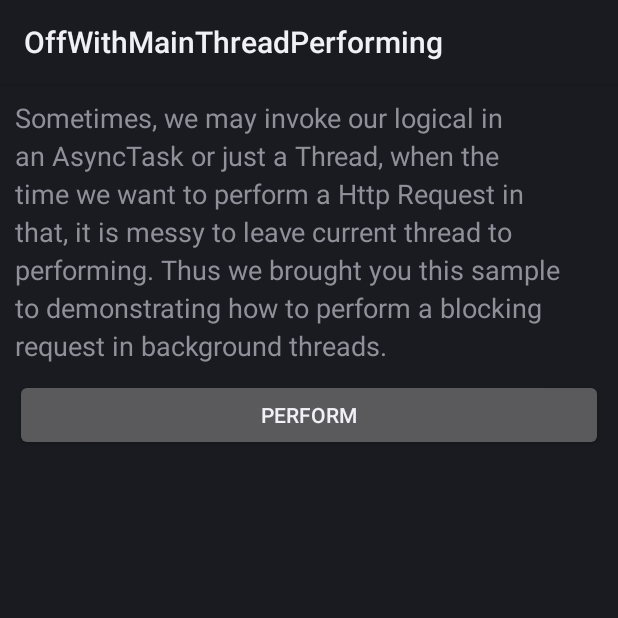
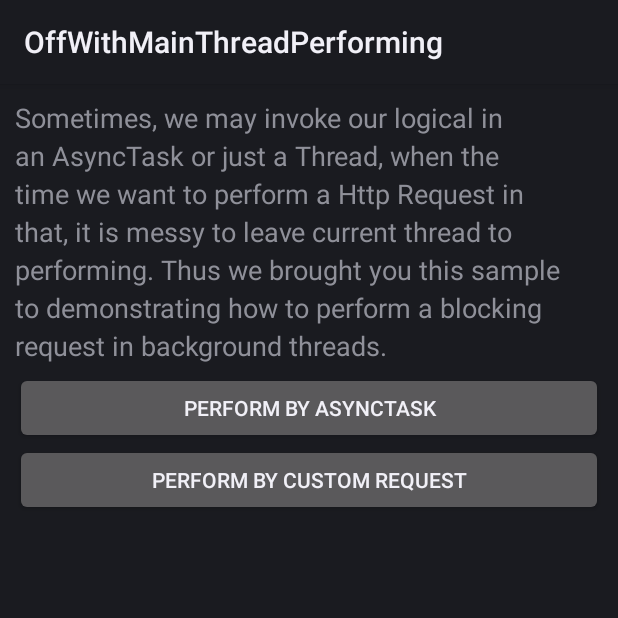
Before and after one commit to vince-styling/Netroid, an Android app: the OffWithMainThreadPerformingActivity screen opened directly, with no data from a screen before it, on a phone screen of 412 x 824 dp, the top half of it. Run offline under Robolectric (Android 15) with nearby library versions, the light colour scheme and no system bars; network calls fail.

Commit message:
provided another sample about performing multiple requests in one transaction.

```diff
--- a/sample/src/main/res/layout/activity_off_with_main_thread.xml
+++ b/sample/src/main/res/layout/activity_off_with_main_thread.xml
@@ -11,12 +11,18 @@
         android:text="Sometimes, we may invoke our logical in an AsyncTask or just a Thread, when the time we want to perform a Http Request in that, it is messy to leave current thread to performing. Thus we brought you this sample to demonstrating how to perform a blocking request in background threads."/>
 
     <Button
-        android:id="@+id/btnPerform"
+        android:id="@+id/btnPerformByAsyncTask"
         android:layout_width="match_parent"
         android:layout_height="wrap_content"
-        android:text="Perform"
-        android:layout_marginTop="10dp"
-        android:layout_marginBottom="10dp"/>
+        android:text="Perform by AsyncTask"
+        android:layout_marginTop="5dp"/>
+
+    <Button
+        android:id="@+id/btnPerformByCustomRequest"
+        android:layout_width="match_parent"
+        android:layout_height="wrap_content"
+        android:text="Perform by Custom Request"
+        android:layout_marginBottom="5dp"/>
 
     <TextView
         android:id="@+id/txvResult"
```
Also changed, not shown: sample/src/main/java/com/vincestyling/netroid/sample/OffWithMainThreadPerformingActivity.java (+46 -8 lines), sample/src/main/java/com/vincestyling/netroid/sample/netroid/TransactionalRequest.java (added, +51 -0 lines).
